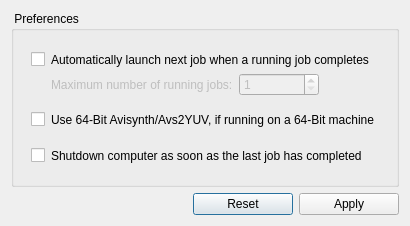
First picture: the form in gui/win_preferences.ui, repository lordmulder/Simple-x264-Launcher, before the edit.
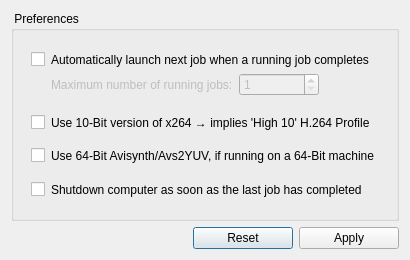
Second picture: the form after the edit. Icons and pictures are not drawn.

Commit message: Added option to choose between 8-Bit and 10-Bit encoding at runtime. We now include 8-Bit and 10-Bit builds in the distribution package.

Diff of the .ui file:
```diff
--- a/gui/win_preferences.ui
+++ b/gui/win_preferences.ui
@@ -10,7 +10,7 @@
     <x>0</x>
     <y>0</y>
     <width>379</width>
-    <height>226</height>
+    <height>260</height>
    </rect>
   </property>
   <property name="windowTitle">
@@ -47,7 +47,7 @@
           </property>
          </widget>
         </item>
-        <item row="1" column="0" rowspan="6">
+        <item row="1" column="0" rowspan="8">
          <spacer name="horizontalSpacer_2">
           <property name="orientation">
            <enum>Qt::Horizontal</enum>
@@ -63,7 +63,7 @@
           </property>
          </spacer>
         </item>
-        <item row="1" column="6" rowspan="6">
+        <item row="1" column="6" rowspan="8">
          <spacer name="horizontalSpacer_3">
           <property name="orientation">
            <enum>Qt::Horizontal</enum>
@@ -128,7 +128,7 @@
           </property>
          </widget>
         </item>
-        <item row="4" column="1">
+        <item row="6" column="1">
          <widget class="QCheckBox" name="checkUse64BitAvs2YUV">
           <property name="toolTip">
            <string>If this option is un-checked (default), then 32-Bit Avisynth will be used - even when using 64-Bit x264.
@@ -155,14 +155,14 @@
           </property>
          </spacer>
         </item>
-        <item row="6" column="1">
+        <item row="8" column="1">
          <widget class="QCheckBox" name="checkShutdownComputer">
           <property name="text">
            <string/>
           </property>
          </widget>
         </item>
-        <item row="6" column="2" colspan="4">
+        <item row="8" column="2" colspan="4">
          <widget class="QLabel" name="labelShutdownComputer">
           <property name="text">
            <string>Shutdown computer as soon as the last job has completed</string>
@@ -185,7 +185,7 @@
           </property>
          </spacer>
         </item>
-        <item row="7" column="1" colspan="5">
+        <item row="9" column="1" colspan="5">
          <spacer name="verticalSpacer_3">
           <property name="orientation">
            <enum>Qt::Vertical</enum>
@@ -201,7 +201,7 @@
           </property>
          </spacer>
         </item>
-        <item row="4" column="2" colspan="4">
+        <item row="6" column="2" colspan="4">
          <widget class="QLabel" name="labelUse64BitAvs2YUV">
           <property name="toolTip">
            <string>If this option is un-checked (default), then 32-Bit Avisynth will be used - even when using 64-Bit x264.
@@ -212,7 +212,7 @@
           </property>
          </widget>
         </item>
-        <item row="5" column="2" colspan="4">
+        <item row="7" column="1" colspan="5">
          <spacer name="verticalSpacer_4">
           <property name="orientation">
            <enum>Qt::Vertical</enum>
@@ -228,6 +228,36 @@
           </property>
          </spacer>
         </item>
+        <item row="4" column="1">
+         <widget class="QCheckBox" name="checkUse10BitEncoding">
+          <property name="text">
+           <string notr="true"/>
+          </property>
+         </widget>
+        </item>
+        <item row="4" column="2" colspan="4">
+         <widget class="QLabel" name="labelUse10BitEncoding">
+          <property name="text">
+           <string>Use 10-Bit version of x264 → implies 'High 10' H.264 Profile</string>
+          </property>
+         </widget>
+        </item>
+        <item row="5" column="1" colspan="5">
+         <spacer name="verticalSpacer_5">
+          <property name="orientation">
+           <enum>Qt::Vertical</enum>
+          </property>
+          <property name="sizeType">
+           <enum>QSizePolicy::Fixed</enum>
+          </property>
+          <property name="sizeHint" stdset="0">
+           <size>
+            <width>20</width>
+            <height>8</height>
+           </size>
+          </property>
+         </spacer>
+        </item>
        </layout>
       </item>
      </layout>
```
Left out of the diff: 6 changed lines with no effect on the pictures. The commit also changes 7 other files.
